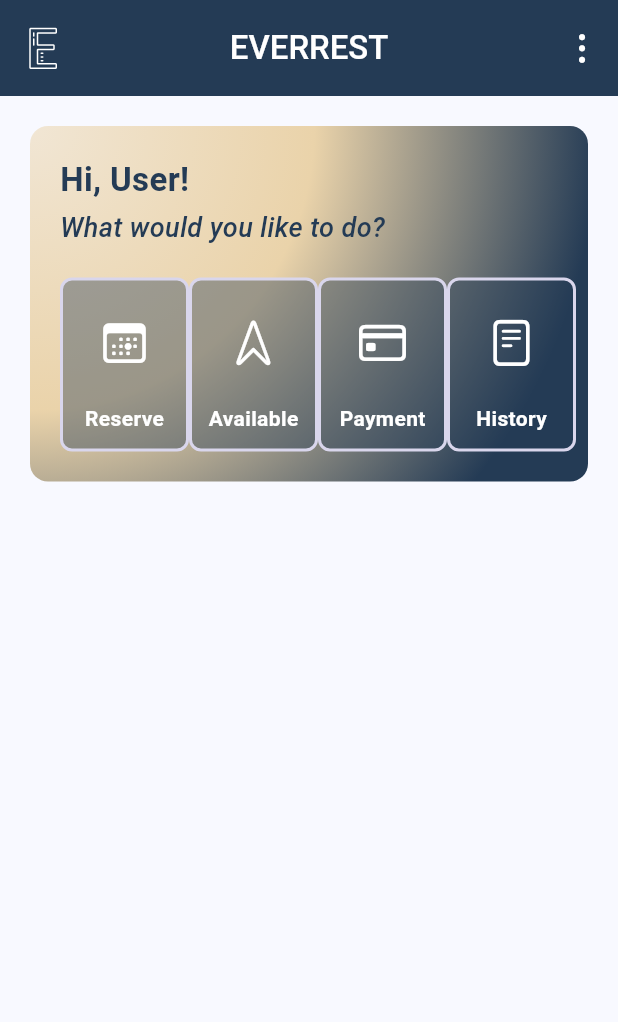
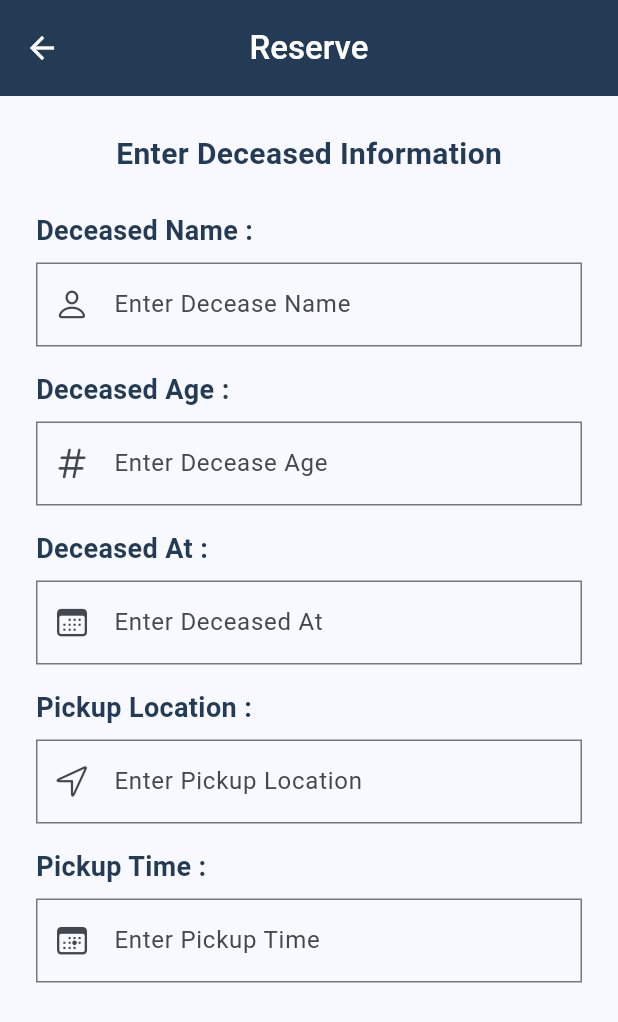
Before and after one commit to memoowi/ever-rest, a Flutter app: the screen it shows after launch, after a tap on "Reserve", on a phone screen of 412 x 824 dp. Shown: the top 1022 px of the screen. Run offline on Flutter 3.47's test engine with Material 3 defaults, Android fonts, the phone set to English and light mode, and no system bars; our stand-ins replace firebase_core; accounts and stored records are empty.

Commit message:
feat: reserve page

```diff
--- a/lib/main.dart
+++ b/lib/main.dart
@@ -2,6 +2,7 @@ import 'package:ever_rest/firebase_options.dart';
 import 'package:ever_rest/screens/home_screen.dart';
 import 'package:ever_rest/screens/login_screen.dart';
 import 'package:ever_rest/screens/register_screen.dart';
+import 'package:ever_rest/screens/reserve_screen.dart';
 import 'package:ever_rest/utils/theme.dart';
 import 'package:firebase_core/firebase_core.dart';
 import 'package:flutter/material.dart';
@@ -40,6 +41,7 @@ class MyApp extends StatelessWidget {
         // '/': (context) => HomeScreen(),
         '/login': (context) => LoginScreen(),
         '/register': (context) => RegisterScreen(),
+        '/reserve': (context) => ReserveScreen(),
       },
       home: HomeScreen(),
     );
--- a/lib/screens/home_screen.dart
+++ b/lib/screens/home_screen.dart
@@ -1,7 +1,9 @@
 import 'package:ever_rest/screens/partials/todo_box.dart';
 import 'package:ever_rest/utils/config.dart';
+import 'package:ever_rest/utils/theme.dart';
 import 'package:flutter/cupertino.dart';
 import 'package:flutter/material.dart';
+import 'package:intl/intl.dart';
 
 class HomeScreen extends StatelessWidget {
   const HomeScreen({super.key});
@@ -64,6 +66,33 @@ class HomeScreen extends StatelessWidget {
             crossAxisAlignment: CrossAxisAlignment.start,
             children: [
               TodoBox(),
+              const SizedBox(height: 32),
+              Chip(
+                avatar: Icon(
+                  CupertinoIcons.list_bullet_indent,
+                ),
+                label: Text(
+                  'Pending Reservations',
+                  style: CustomTextStyle.primary,
+                ),
+              ),
+              const SizedBox(height: 16),
+              ListTile(
+                onTap: () {},
+                shape: RoundedRectangleBorder(
+                  side: BorderSide(color: CustomColors.primary),
+                ),
+                leading: Icon(
+                  CupertinoIcons.person,
+                ),
+                title: Text(
+                  'John Smith - ${DateFormat('EEE, dd MMM yyyy').format(DateTime.now())}',
+                ),
+                subtitle: Text('Evergreen Cemetery'),
+                trailing: Icon(
+                  CupertinoIcons.chevron_forward,
+                ),
+              ),
             ],
           ),
         ),
--- a/lib/screens/partials/todo_box.dart
+++ b/lib/screens/partials/todo_box.dart
@@ -48,7 +48,9 @@ class TodoBox extends StatelessWidget {
             mainAxisAlignment: MainAxisAlignment.spaceBetween,
             children: [
               TodoButton(
-                onTap: () {},
+                onTap: () {
+                  Navigator.pushNamed(context, '/reserve');
+                },
                 icon: CupertinoIcons.calendar_today,
                 label: 'Reserve',
               ),
@@ -59,12 +61,12 @@ class TodoBox extends StatelessWidget {
               ),
               TodoButton(
                 onTap: () {},
-                icon: CupertinoIcons.creditcard,
-                label: 'Payment',
+                icon: CupertinoIcons.doc_text,
+                label: 'Taxes',
               ),
               TodoButton(
                 onTap: () {},
-                icon: CupertinoIcons.doc_plaintext,
+                icon: CupertinoIcons.clock,
                 label: 'History',
               ),
             ],
--- /dev/null
+++ b/lib/screens/reserve_screen.dart
@@ -0,0 +1,175 @@
+import 'package:ever_rest/utils/theme.dart';
+import 'package:ever_rest/widgets/custom_form_field.dart';
+import 'package:flutter/cupertino.dart';
+import 'package:flutter/material.dart';
+
+class ReserveScreen extends StatefulWidget {
+  const ReserveScreen({super.key});
+
+  @override
+  State<ReserveScreen> createState() => _ReserveScreenState();
+}
+
+class _ReserveScreenState extends State<ReserveScreen> {
+  final _formKey = GlobalKey<FormState>();
+  final _deceaseNameController = TextEditingController();
+  final _deceaseAgeController = TextEditingController();
+  final _deceaseDateTimeController = TextEditingController();
+  final _pickupLocationController = TextEditingController();
+  final _pickupDateTimeController = TextEditingController();
+
+  String? nameValidator(String? value) {
+    if (value == null || value.isEmpty) {
+      return 'Please enter some text';
+    }
+    return null;
+  }
+
+  String? ageValidator(String? value) {
+    if (value == null || value.isEmpty) {
+      return 'Please enter some text';
+    }
+    return null;
+  }
+
+  String? deceaseDateTime(String? value) {
+    if (value == null || value.isEmpty) {
+      return 'Please enter some text';
+    }
+    return null;
+  }
+
+  String? pickupLocation(String? value) {
+    if (value == null || value.isEmpty) {
+      return 'Please enter some text';
+    }
+    return null;
+  }
+
+  String? pickupDateTime(String? value) {
+    if (value == null || value.isEmpty) {
+      return 'Please enter some text';
+    }
+    return null;
+  }
+
+  @override
+  void dispose() {
+    _deceaseNameController.dispose();
+    _deceaseAgeController.dispose();
+    _deceaseDateTimeController.dispose();
+    _pickupLocationController.dispose();
+    _pickupDateTimeController.dispose();
+    super.dispose();
+  }
+
+  @override
+  Widget build(BuildContext context) {
+    return Scaffold(
+      appBar: AppBar(
+        title: const Text('Reserve'),
+      ),
+      body: SingleChildScrollView(
+        child: Container(
+          margin: const EdgeInsets.all(24),
+          child: Form(
+            key: _formKey,
+            child: Column(
+              crossAxisAlignment: CrossAxisAlignment.start,
+              children: [
+                Center(
+                  child: Text(
+                    'Enter Deceased Information',
+                    style: CustomTextStyle.primary.copyWith(
+                      fontSize: 20,
+                      fontWeight: FontWeight.w700,
+                    ),
+                  ),
+                ),
+                const SizedBox(height: 24),
+                Text(
+                  'Deceased Name :',
+                  style: CustomTextStyle.primary.copyWith(
+                    fontSize: 18,
+                    fontWeight: FontWeight.w600,
+                  ),
+                ),
+                const SizedBox(height: 8),
+                CustomFormField(
+                  hintText: 'Enter Decease Name',
+                  controller: _deceaseNameController,
+                  validator: nameValidator,
+                  prefixIcon: const Icon(CupertinoIcons.person),
+                ),
+                const SizedBox(height: 16),
+                Text(
+                  'Deceased Age :',
+                  style: CustomTextStyle.primary.copyWith(
+                    fontSize: 18,
+                    fontWeight: FontWeight.w600,
+                  ),
+                ),
+                const SizedBox(height: 8),
+                CustomFormField(
+                  hintText: 'Enter Decease Age',
+                  controller: _deceaseAgeController,
+                  validator: ageValidator,
+                  prefixIcon: const Icon(CupertinoIcons.number),
+                  keyboardType: TextInputType.number,
+                ),
+                const SizedBox(height: 16),
+                Text(
+                  'Deceased At :',
+                  style: CustomTextStyle.primary.copyWith(
+                    fontSize: 18,
+                    fontWeight: FontWeight.w600,
+                  ),
+                ),
+                const SizedBox(height: 8),
+                CustomFormField(
+                  hintText: 'Enter Deceased At',
+                  controller: _deceaseDateTimeController,
+                  validator: deceaseDateTime,
+                  prefixIcon: const Icon(CupertinoIcons.calendar),
+                  keyboardType: TextInputType.datetime,
+                ),
+                const SizedBox(height: 16),
+                Text(
+                  'Pickup Location :',
+                  style: CustomTextStyle.primary.copyWith(
+                    fontSize: 18,
+                    fontWeight: FontWeight.w600,
+                  ),
+                ),
+                const SizedBox(height: 8),
+                CustomFormField(
+                  hintText: 'Enter Pickup Location',
+                  controller: _pickupLocationController,
+                  validator: pickupLocation,
+                  prefixIcon: const Icon(CupertinoIcons.location),
+                ),
+                const SizedBox(height: 16),
+                Text(
+                  'Pickup Time :',
+                  style: CustomTextStyle.primary.copyWith(
+                    fontSize: 18,
+                    fontWeight: FontWeight.w600,
+                  ),
+                ),
+                const SizedBox(height: 8),
+                CustomFormField(
+                  hintText: 'Enter Pickup Time',
+                  controller: _pickupDateTimeController,
+                  validator: pickupDateTime,
+                  prefixIcon: const Icon(CupertinoIcons.calendar_today),
+                  keyboardType: TextInputType.datetime,
+                ),
+                const SizedBox(height: 16),
+              ],
+            ),
+          ),
+        ),
+      ),
+    );
+  }
+}
--- a/pubspec.yaml
+++ b/pubspec.yaml
@@ -37,6 +37,7 @@ dependencies:
   cupertino_icons: ^1.0.6
   firebase_core: ^2.27.2
   firebase_auth: ^4.18.0
+  intl: ^0.19.0
 
 dev_dependencies:
   flutter_test:
```
Also changed, not shown: pubspec.lock.
